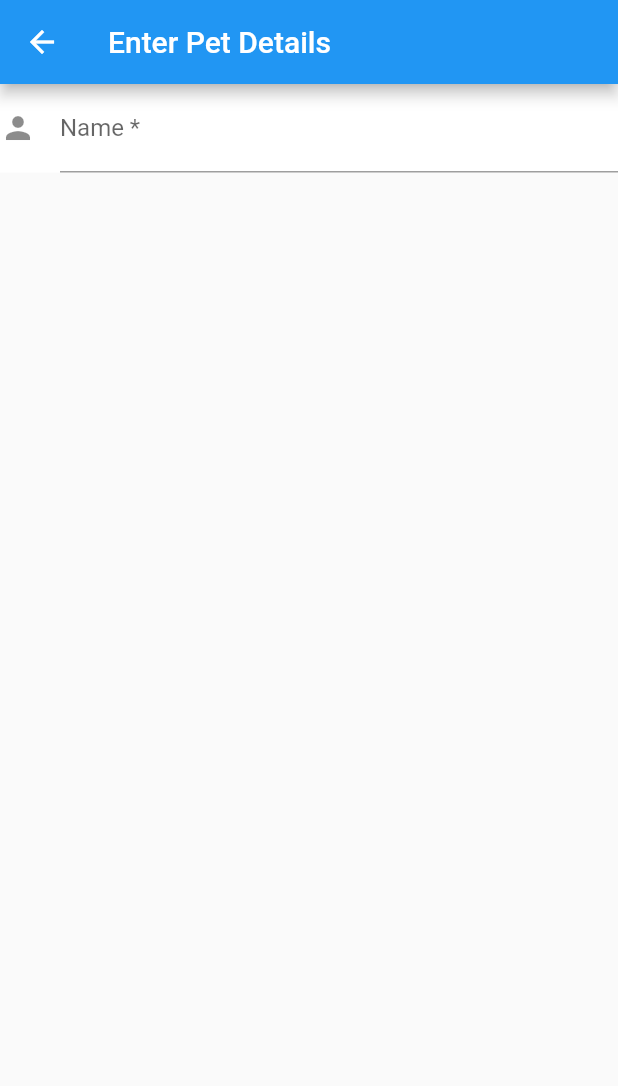
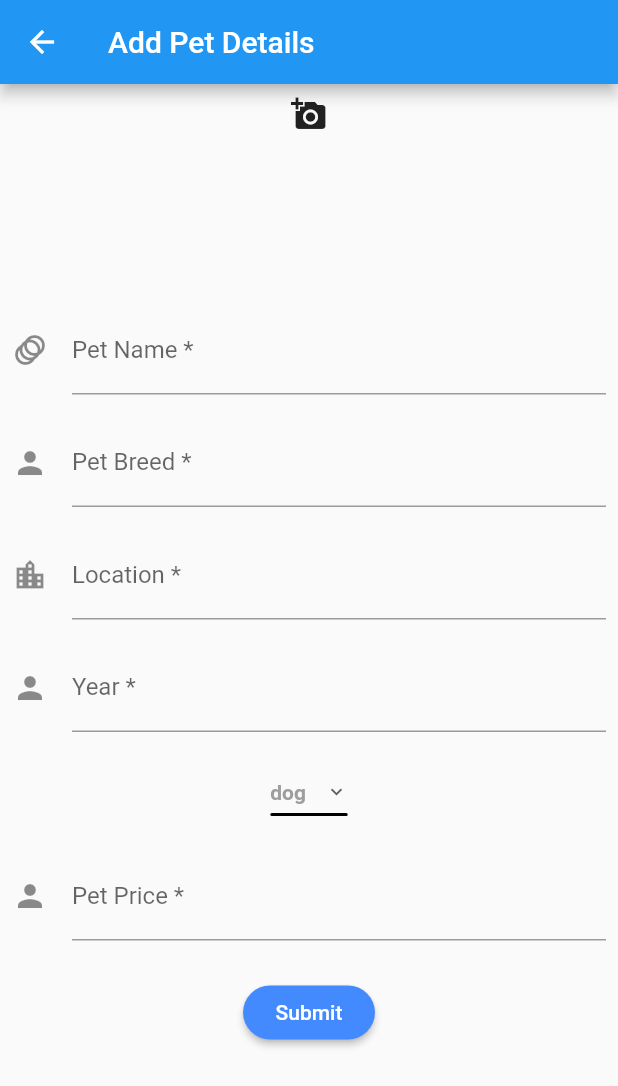
Before and after one commit to rakshithrajuN/pet_app, a Flutter app: the Formpage screen opened directly, on a phone screen of 412 x 824 dp. Shown: the top 1086 px of the screen. Run offline on Flutter 3.47's test engine with Material 2 defaults, Android fonts, the phone set to English and light mode, and no system bars; our stand-ins replace cloud_firestore, firebase_auth, firebase_core, image_picker, rflutter_alert; accounts and stored records are empty.

Commit message:
drop down added

```diff
--- a/lib/widgets/form_page.dart
+++ b/lib/widgets/form_page.dart
@@ -1,4 +1,5 @@
 import 'package:flutter/material.dart';
+import 'package:image_picker/image_picker.dart';
 
 class Formpage extends StatefulWidget {
   const Formpage({Key? key}) : super(key: key);
@@ -8,31 +9,163 @@ class Formpage extends StatefulWidget {
 }
 
 class _FormpageState extends State<Formpage> {
+  var _formkey = GlobalKey<FormState>();
+
+  String selectedtype = "dog";
   @override
   Widget build(BuildContext context) {
     return Scaffold(
       appBar: AppBar(
-        title: Text('Enter Pet Details'),
+        title: Text('Add Pet Details'),
       ),
-      body: Container(
-        color: Colors.white,
+      body: SingleChildScrollView(
+        child: Container(
+          child: Column(children: [
+            Padding(
+              padding: const EdgeInsets.all(8.0),
+              child: Icon(
+                Icons.add_a_photo,
+              ),
+            ),
+            SizedBox(
+              height: 100,
+            ),
+            Form(
+                key: _formkey,
+                child: Column(
+                  mainAxisAlignment: MainAxisAlignment.center,
+                  children: [
+                    Padding(
+                      padding: const EdgeInsets.all(8.0),
                       child: TextFormField(
+                        validator: (String? value) {
+                          if (value!.isEmpty) {
+                            return "Please Enter pet name";
+                          }
+                          return null;
+                        },
+                        decoration: const InputDecoration(
+                          icon: Icon(Icons.animation),
+                          hintText: 'Enter Pet Name',
+                          labelText: 'Pet Name *',
+                        ),
+                      ),
+                    ),
+                    Padding(
+                      padding: const EdgeInsets.all(8.0),
+                      child: TextFormField(
+                        validator: (String? value) {
+                          if (value!.isEmpty) {
+                            return "Please Enter pet breed";
+                          }
+                          return null;
+                        },
                         decoration: const InputDecoration(
                           icon: Icon(Icons.person),
-            hintText: 'Enter pet name',
-            labelText: 'Name *',
+                          hintText: 'Enter Pet Breed',
+                          labelText: 'Pet Breed *',
                         ),
-          onSaved: (String? value) {
-            // This optional block of code can be used to run
-            // code when the user saves the form.
+                      ),
+                    ),
+                    Padding(
+                      padding: const EdgeInsets.all(8.0),
+                      child: TextFormField(
+                        validator: (String? value) {
+                          if (value!.isEmpty) {
+                            return "Please Enter Location";
+                          }
+                          return null;
                         },
+                        decoration: const InputDecoration(
+                          icon: Icon(Icons.location_city),
+                          hintText: 'Enter Pet Location',
+                          labelText: 'Location *',
+                        ),
+                      ),
+                    ),
+                    Padding(
+                      padding: const EdgeInsets.all(8.0),
+                      child: TextFormField(
                         validator: (String? value) {
-            return (value != null && value.contains('@'))
-                ? 'Do not use the @ char.'
-                : null;
+                          if (value!.isEmpty) {
+                            return "Please Enter Year";
+                          }
+                          return null;
                         },
+                        decoration: const InputDecoration(
+                          icon: Icon(Icons.person),
+                          hintText: 'Enter year',
+                          labelText: 'Year *',
                         ),
+                      ),
+                    ),
+                    Padding(
+                      padding: const EdgeInsets.all(8.0),
+                      child: DropdownButton<String>(
+                        icon: Icon(Icons.keyboard_arrow_down),
+                              iconSize: 15,
+                              elevation: 16,
+                              style: TextStyle(color: Colors.grey,fontWeight:FontWeight.bold),
 
+                              underline: Container(
+                                decoration: ShapeDecoration(
+                                  shape: RoundedRectangleBorder(
+                                    side: BorderSide(width: 1.0, style: BorderStyle.solid),
+                                    borderRadius: BorderRadius.all(Radius.circular(5.0)),
+                                  ),
+                                ),
+                            ),
+                        value: selectedtype,
+                        onChanged: (String? newvalue){
+                          setState(() {
+                            selectedtype = newvalue!;
+                          }
+
+                          );
+                        },
+                        items: <String>["dog", "cat", "bird", "rabbit"].
+                        map<DropdownMenuItem<String>>((String value){
+
+                          return DropdownMenuItem<String>(
+                             value: value,
+                              child: Text(value),
+                                    );
+                        }).toList()
+                        )
+                      ),
+                    Padding(
+                      padding: const EdgeInsets.all(8.0),
+                      child: TextFormField(
+                        validator: (String? value) {
+                          if (value!.isEmpty) {
+                            return "Please Enter pet Price";
+                          }
+                          return null;
+                        },
+                        decoration: const InputDecoration(
+                          icon: Icon(Icons.person),
+                          hintText: 'Enter Pet Price',
+                          labelText: 'Pet Price *',
+                        ),
+                      ),
+                    )
+                  ],
+                )),
+            Padding(
+              padding: const EdgeInsets.all(16.0),
+              child: RaisedButton(
+                onPressed: () {
+                  _formkey.currentState!.validate();
+                },
+                child: Text('Submit'),
+                textColor: Colors.white,
+                shape: RoundedRectangleBorder(
+                    borderRadius: BorderRadius.circular(80.0)),
+                color: Colors.blueAccent,
+              ),
+            )
+          ]),
+        ),
       ),
     );
   }
```
Lines whose indentation alone changed are shown as unchanged.
